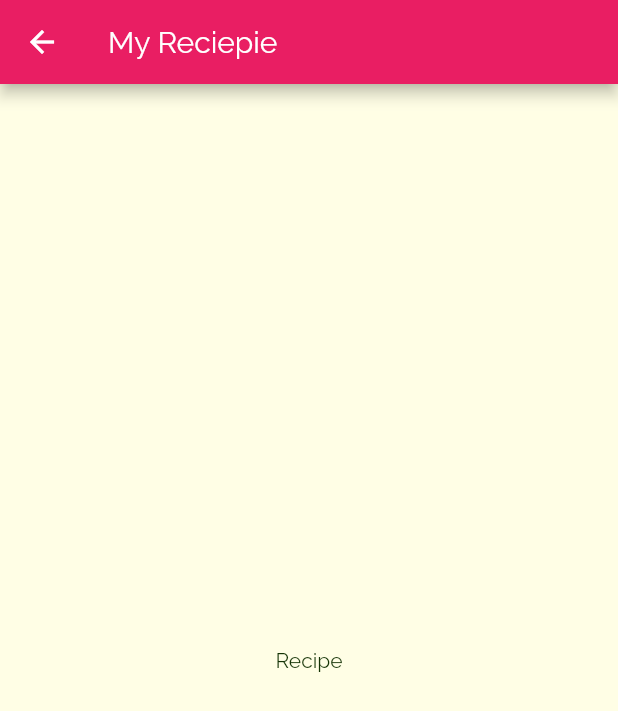
After one commit to UmerSharif/best-cook-app, a Flutter app: the screen it shows after launch, after a tap on "Italian", on a phone screen of 412 x 824 dp. The commit adds this screen. Shown: the top 711 px of the screen. Run offline on Flutter 3.47's test engine with Material 2 defaults, Android fonts, the phone set to English and light mode, and no system bars.

Commit message:
add new page

```diff
--- /dev/null
+++ b/lib/category_meals_screen.dart
@@ -0,0 +1,17 @@
+import 'package:flutter/material.dart';
+
+class CategoryMealScreen extends StatelessWidget {
+  const CategoryMealScreen({Key key}) : super(key: key);
+
+  @override
+  Widget build(BuildContext context) {
+    return Scaffold(
+      appBar: AppBar(
+        title: Text("My Reciepie"),
+      ),
+      body: Center(
+        child: Text("Recipe"),
+      ),
+    );
+  }
+}
--- a/lib/categoty_item.dart
+++ b/lib/categoty_item.dart
@@ -1,13 +1,25 @@
 import 'package:flutter/material.dart';
+import 'package:meals/category_meals_screen.dart';
 
 class CategoryItem extends StatelessWidget {
   final String title;
   final Color color;
   const CategoryItem({this.title, this.color, Key key}) : super(key: key);
 
+  void selectCategory(BuildContext ctx) {
+    Navigator.of(ctx).push(MaterialPageRoute(builder: (_) {
+      // _ is a context in builder
+      return CategoryMealScreen();
+    }));
+  }
+
   @override
   Widget build(BuildContext context) {
-    return Container(
+    return InkWell(
+      onTap: () => selectCategory(context),
+      splashColor: Theme.of(context).primaryColor,
+      borderRadius: BorderRadius.circular(15),
+      child: Container(
         padding: const EdgeInsets.all(15),
         child: Text(
           title,
@@ -19,6 +31,7 @@ class CategoryItem extends StatelessWidget {
                 begin: Alignment.topLeft,
                 end: Alignment.bottomRight),
             borderRadius: BorderRadius.circular(15)),
+      ),
     );
   }
 }
```
Lines whose indentation alone changed are shown as unchanged.
